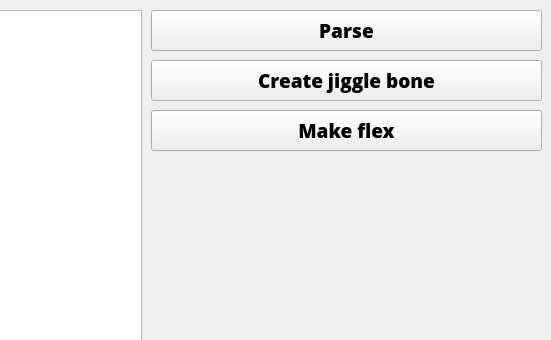
Qt form mainwindow.ui (VDFOREVER/Qc_Generator) before a commit; both pictures show x 649 to 1200 and y 0 to 340 of the 1200 by 700 pixel window.
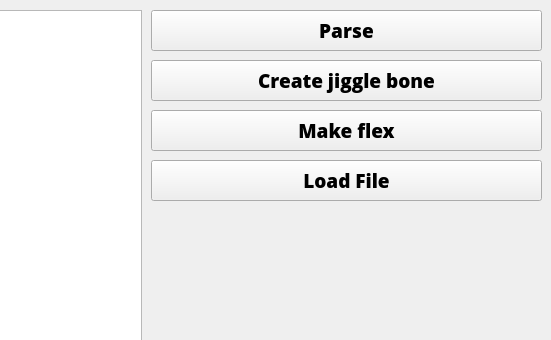
The same form after that commit.

The edit to the form file:
```diff
--- a/mainwindow.ui
+++ b/mainwindow.ui
@@ -146,6 +146,29 @@
      <bool>false</bool>
     </property>
    </widget>
+   <widget class="QPushButton" name="pushButton_4">
+    <property name="geometry">
+     <rect>
+      <x>800</x>
+      <y>160</y>
+      <width>391</width>
+      <height>41</height>
+     </rect>
+    </property>
+    <property name="font">
+     <font>
+      <family>Open Sans ExtraBold</family>
+      <pointsize>14</pointsize>
+      <bold>true</bold>
+     </font>
+    </property>
+    <property name="text">
+     <string>Load File</string>
+    </property>
+    <property name="autoDefault">
+     <bool>false</bool>
+    </property>
+   </widget>
   </widget>
   <widget class="QStatusBar" name="statusbar"/>
   <widget class="QMenuBar" name="menubar">
```
